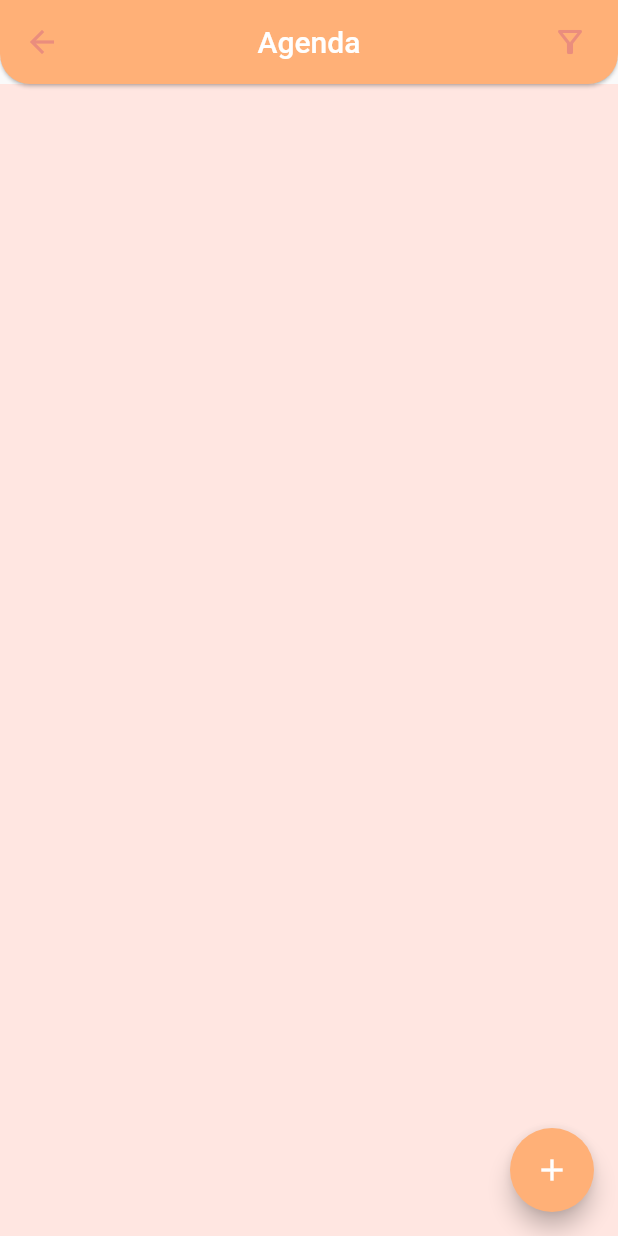
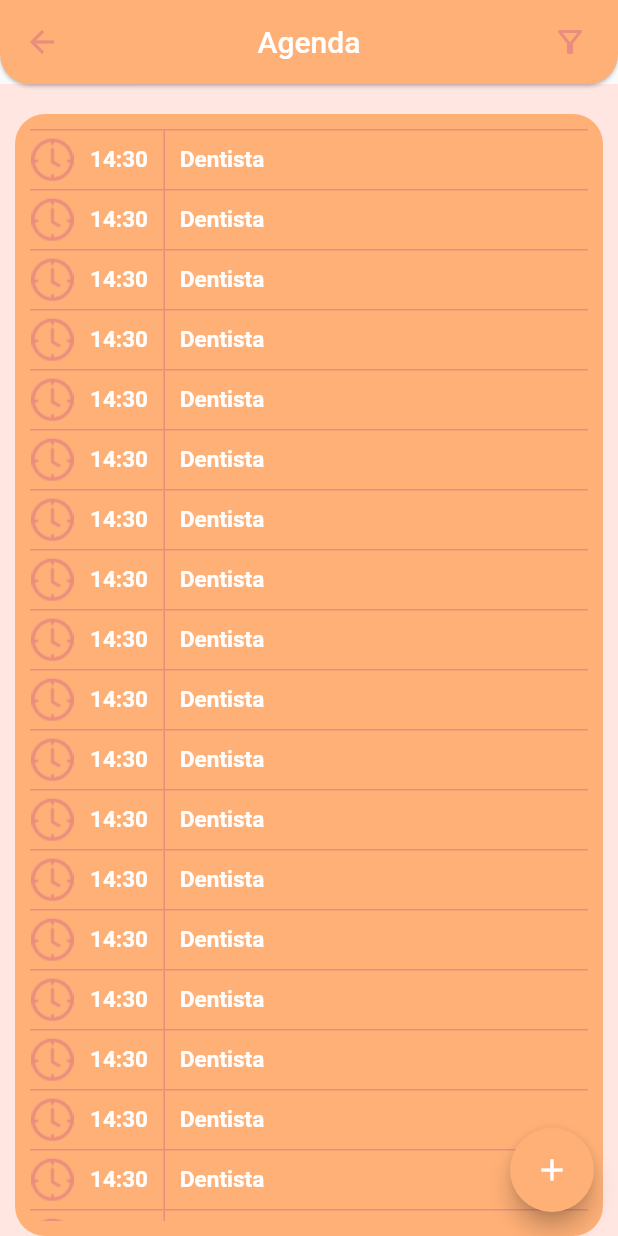
Before and after one commit to Geovane-Araujo/casa-simples, a Flutter app: the Agenda screen opened directly, on a phone screen of 412 x 824 dp. Run offline on Flutter 3.47's test engine with Material 2 defaults, Android fonts, the phone set to English and light mode, and no system bars.

Commit message:
componente da agenda

```diff
--- a/lib/pages/home.dart
+++ b/lib/pages/home.dart
@@ -8,7 +8,7 @@ import 'package:casa_simple/util/utils.dart';
 import 'package:flutter/cupertino.dart';
 import 'package:flutter/material.dart';
 
-import 'agenda.dart';
+import 'shedule/agenda.dart';
 
 class Home extends StatefulWidget {
   const Home({Key? key}) : super(key: key);
--- a/lib/pages/agenda.dart
+++ b/lib/pages/shedule/agenda.dart
@@ -1,8 +1,9 @@
 import 'package:casa_simple/model/personalcolors.dart';
+import 'package:casa_simple/pages/shedule/sheduleComponent.dart';
 import 'package:flutter/cupertino.dart';
 import 'package:flutter/material.dart';
 
-class Agenda extends StatefulWidget {
+class Agenda extends StatefulWidget  {
   const Agenda({Key? key}) : super(key: key);
 
   @override
@@ -10,12 +11,15 @@ class Agenda extends StatefulWidget {
 }
 
 class _AgendaState extends State<Agenda> {
+
+  SheduleComponent sheduleComponent = new SheduleComponent();
+
   @override
   Widget build(BuildContext context) {
     return Scaffold(
       appBar: AppBar(
         shape: RoundedRectangleBorder(
-          borderRadius: BorderRadius.only(bottomLeft: Radius.circular(20), bottomRight: Radius.circular(20))
+          borderRadius: BorderRadius.only(bottomLeft: Radius.circular(20), bottomRight: Radius.circular(20)),
         ),
         elevation: 1,
         backgroundColor: PersonalColors.backgroundButtons,
@@ -35,6 +39,32 @@ class _AgendaState extends State<Agenda> {
       ),
       body: Container(
         color: PersonalColors.backgroundColor,
+        child: Container(
+          decoration: BoxDecoration(
+            color: PersonalColors.backgroundButtons,
+            borderRadius: BorderRadius.all(
+              Radius.circular(20)
+            )
+          ),
+          margin: EdgeInsets.only(top: 20,left: 10,right: 10),
+          padding: EdgeInsets.all(10),
+          child: ListView.builder(
+            itemBuilder: (BuildContext context, int index) {
+               return InkWell(
+                 child: sheduleComponent.onSheduleLines(),
+                 onTap: (){
+                   showDialog(context: context,
+                       builder: (BuildContext context) => AlertDialog(
+                         title: Text("Olá Caraleo"),
+                       )
+                   );
+                 },
+               );
+            },
+            itemCount: 50,
+            //children: sheduleComponent.onSheduleLines()
+          ),
+        ),
       ),
       floatingActionButton: FloatingActionButton(
         onPressed: () {},
@@ -43,4 +73,5 @@ class _AgendaState extends State<Agenda> {
       ),
     );
   }
+
 }
--- /dev/null
+++ b/lib/pages/shedule/sheduleComponent.dart
@@ -0,0 +1,76 @@
+import 'package:casa_simple/model/personalcolors.dart';
+import 'package:flutter/cupertino.dart';
+
+class SheduleComponent{
+
+  onSheduleLines(){
+
+    var lines = <Widget>[];
+
+    // for(int i = 0;i < 100;i++){
+    //   Container line = new Container();
+    //   line =
+    //   lines.add(line);
+    // }
+
+    return new Container(
+      height: 40,
+      //margin: EdgeInsets.only(top: 20),
+      decoration: BoxDecoration(
+          border: Border(
+            top: BorderSide(
+                color: PersonalColors.backgroundSecondButtons
+            ),
+          )
+      ),
+      child: Row(
+        children: [
+          Container(
+            height: 40,
+            width: 90,
+            decoration: BoxDecoration(
+                border: Border(
+                  right: BorderSide(
+                      color: PersonalColors.backgroundSecondButtons
+                  ),
+                )
+            ),
+            child: Row(
+              children: [
+                Container(
+                    margin: EdgeInsets.only(right: 10),
+                    child: Image.asset("assets/images/relógio.png",
+                        height: 30,
+                        width: 30
+                    )
+                ),
+                Text("14:30",
+                  style: TextStyle(
+                      color: PersonalColors.primaryText,
+                      fontWeight: FontWeight.bold,
+                      fontSize: 15
+                  ),
+                )
+              ],
+            ),
+          ),
+          Container(
+            height: 40,
+            margin: EdgeInsets.only(left: 10),
+            child: Row(
+              children: [
+                Text("Dentista",
+                  style: TextStyle(
+                      color: PersonalColors.primaryText,
+                      fontWeight: FontWeight.bold,
+                      fontSize: 15
+                  ),
+                )
+              ],
+            ),
+          )
+        ],
+      ),
+    );
+  }
+}
```
Also changed, not shown: assets/images/relógio.png (added).
